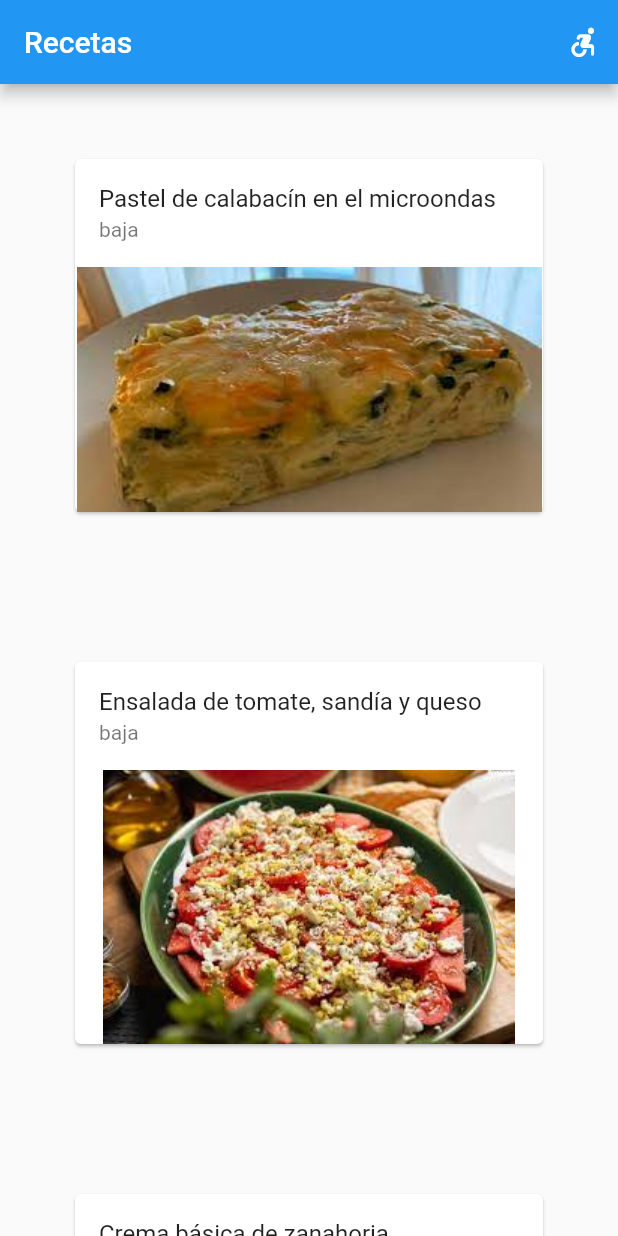
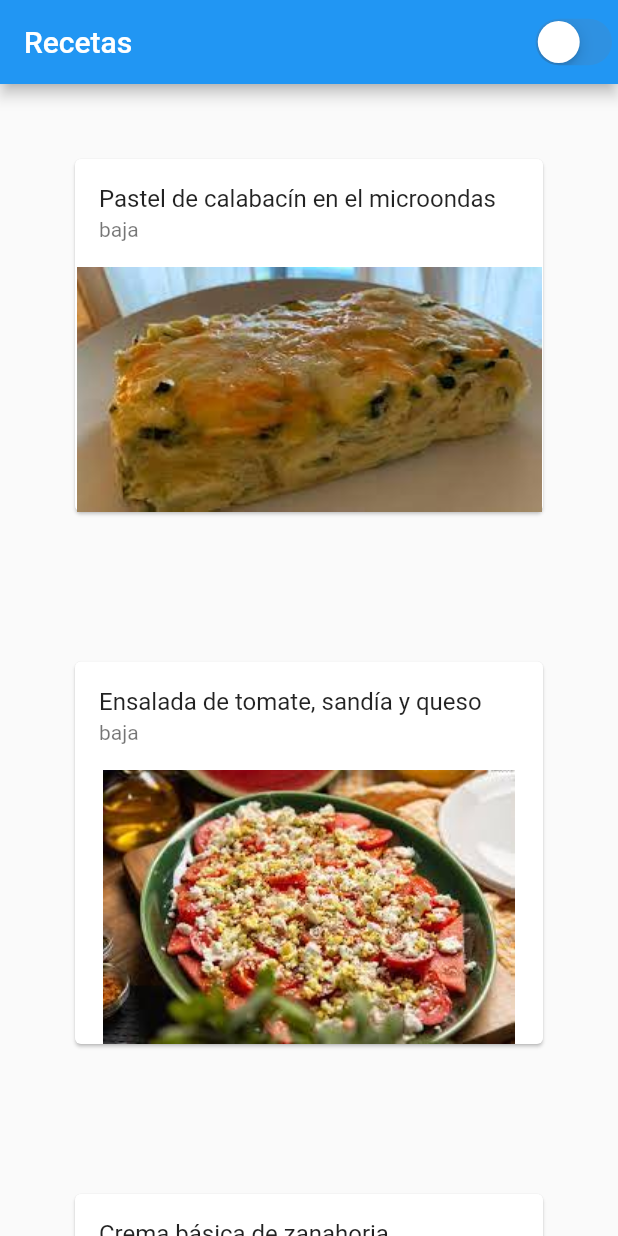
Before and after one commit to marcvaldiviaprim/flutter_application_1, a Flutter app: the screen it shows after launch, on a phone screen of 412 x 824 dp. Run offline on Flutter 3.47's test engine with Material 2 defaults, Android fonts, the phone set to English and light mode, and no system bars.

Commit message:
modo oscuro
Flutter hecho

```diff
--- a/lib/miApp/miApp.dart
+++ b/lib/miApp/miApp.dart
@@ -7,6 +7,7 @@ import 'PageRecetas.dart';
 
 
  bool cambio =false;
+
 class miApp extends StatelessWidget {
 
   const miApp({Key? key}) : super(key: key);
@@ -22,20 +23,25 @@ class miApp extends StatelessWidget {
   }
 }
 
-_theme(cambio) {
-  debugPrint("----------"+cambio.toString());
-  }
-
 
 class inicio extends StatefulWidget {
   inicio({Key? key}) : super(key: key);
-
 
   @override
   State<inicio> createState() => _inicioState();
 }
 
 class _inicioState extends State<inicio> {
+
+ bool _isDark = false;
+  ThemeData _light = ThemeData.light().copyWith(
+    primaryColor: Colors.green,
+  );
+  ThemeData _dark = ThemeData.dark().copyWith(
+    primaryColor: Colors.blueGrey,
+  );
+
+
 
   List recetas = [];
   Future<void> readJson() async {
@@ -51,20 +57,31 @@ class _inicioState extends State<inicio> {
   Widget build(BuildContext context) {
     readJson();
 
-    return Scaffold(
+    return MaterialApp(
+       darkTheme: _dark,
+      theme: _light,
+      themeMode: _isDark ? ThemeMode.dark : ThemeMode.light,
+      debugShowCheckedModeBanner: false,
+      home: Scaffold(
       appBar: AppBar(
         title: Text("Recetas"),
         actions: [
-          IconButton(onPressed:(){
-              cambio =! cambio;
-          _theme(cambio);
-            debugPrint(cambio.toString());
-          }, icon: Icon(Icons.accessible_forward_rounded) ,)
+
+            CupertinoSwitch(
+                  value: _isDark,
+                  onChanged: (v) {
+                    setState(() {
+                      _isDark = !_isDark;
+                    });
+                  },
+                ),
         ],
 
       ),
+
       body: Column(
         children: [
+
           if (recetas.isNotEmpty)
             Expanded(
               child: ListView.builder(
@@ -102,6 +119,7 @@ class _inicioState extends State<inicio> {
             )
         ],
       ),
+      )
     );
   }
 
```
Also changed, not shown: lib/miApp/PageRecetas.dart (+3 -4 lines).
